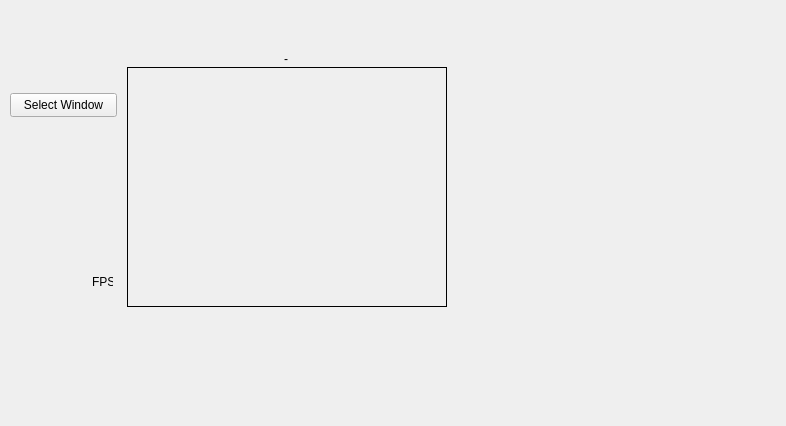
First picture: the form in res/design.ui, repository goth-uhaul/zdcurtain, before the edit.
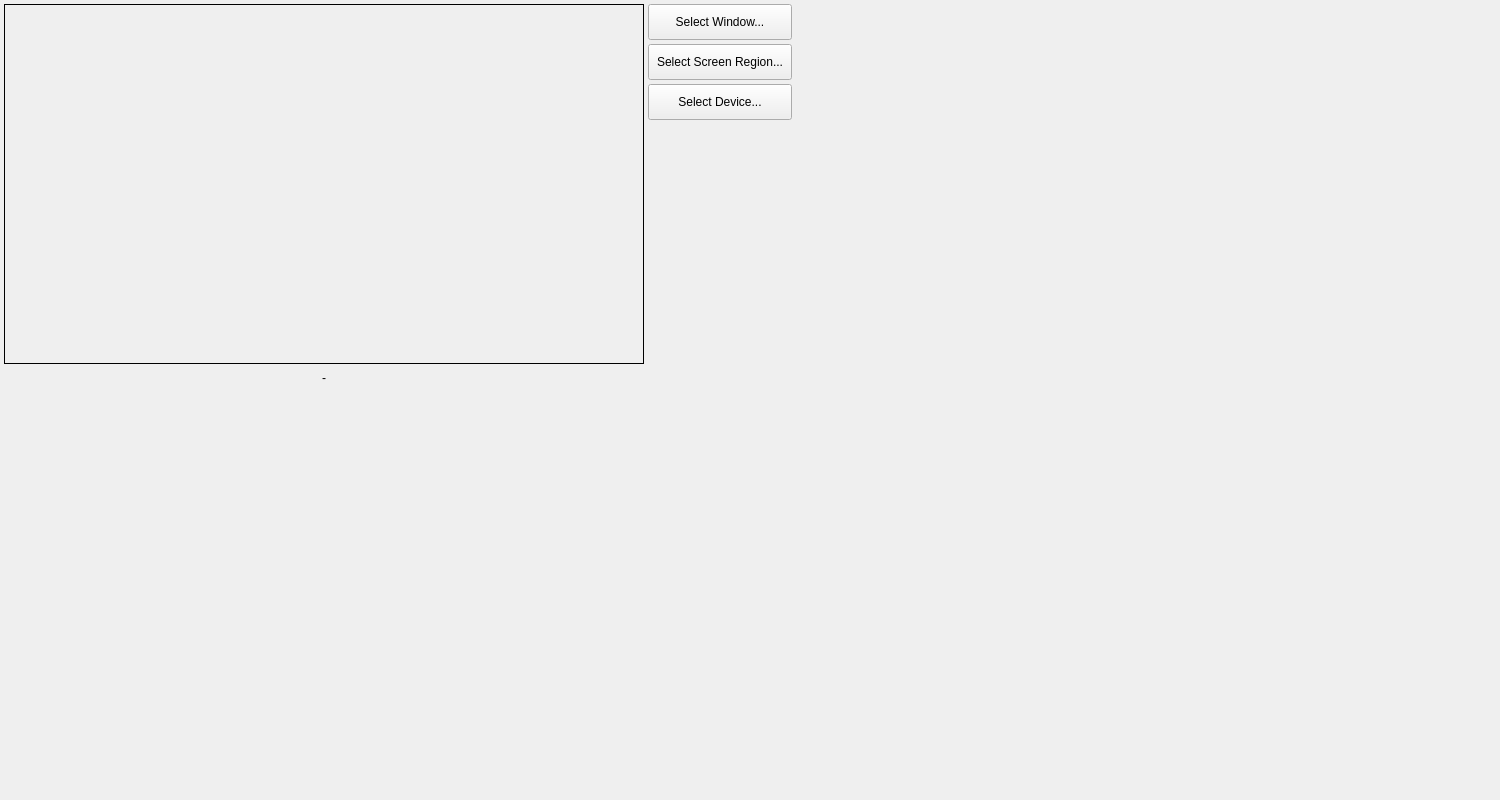
Second picture: the form after the edit.

```diff
--- a/res/design.ui
+++ b/res/design.ui
@@ -7,20 +7,20 @@
    <rect>
     <x>0</x>
     <y>0</y>
-    <width>786</width>
-    <height>426</height>
+    <width>1400</width>
+    <height>800</height>
    </rect>
   </property>
   <property name="minimumSize">
    <size>
-    <width>786</width>
-    <height>426</height>
+    <width>1500</width>
+    <height>800</height>
    </size>
   </property>
   <property name="maximumSize">
    <size>
-    <width>786</width>
-    <height>426</height>
+    <width>1500</width>
+    <height>800</height>
    </size>
   </property>
   <property name="font">
@@ -32,26 +32,13 @@
    <string>ZDCurtain</string>
   </property>
   <widget class="QWidget" name="central_widget">
-   <widget class="QLabel" name="fps_label">
-    <property name="geometry">
-     <rect>
-      <x>92</x>
-      <y>272</y>
-      <width>21</width>
-      <height>20</height>
-     </rect>
-    </property>
-    <property name="text">
-     <string>FPS</string>
-    </property>
-   </widget>
    <widget class="QLabel" name="live_image">
     <property name="geometry">
      <rect>
-      <x>127</x>
-      <y>67</y>
-      <width>320</width>
-      <height>240</height>
+      <x>4</x>
+      <y>4</y>
+      <width>640</width>
+      <height>360</height>
      </rect>
     </property>
     <property name="frameShape">
@@ -76,25 +63,57 @@
    <widget class="QPushButton" name="select_window_button">
     <property name="geometry">
      <rect>
-      <x>10</x>
-      <y>93</y>
-      <width>107</width>
-      <height>24</height>
+      <x>648</x>
+      <y>4</y>
+      <width>144</width>
+      <height>36</height>
      </rect>
     </property>
     <property name="focusPolicy">
      <enum>Qt::NoFocus</enum>
     </property>
     <property name="text">
-     <string>Select Window</string>
+     <string>Select Window...</string>
+    </property>
+   </widget>
+   <widget class="QPushButton" name="select_region_button">
+    <property name="geometry">
+     <rect>
+      <x>648</x>
+      <y>44</y>
+      <width>144</width>
+      <height>36</height>
+     </rect>
+    </property>
+    <property name="focusPolicy">
+     <enum>Qt::NoFocus</enum>
+    </property>
+    <property name="text">
+     <string>Select Screen Region...</string>
+    </property>
+   </widget>
+   <widget class="QPushButton" name="select_device_button">
+    <property name="geometry">
+     <rect>
+      <x>648</x>
+      <y>84</y>
+      <width>144</width>
+      <height>36</height>
+     </rect>
+    </property>
+    <property name="focusPolicy">
+     <enum>Qt::NoFocus</enum>
+    </property>
+    <property name="text">
+     <string>Select Device...</string>
     </property>
    </widget>
    <widget class="QLabel" name="capture_region_window_label">
     <property name="geometry">
      <rect>
-      <x>127</x>
-      <y>49</y>
-      <width>318</width>
+      <x>4</x>
+      <y>368</y>
+      <width>640</width>
       <height>20</height>
      </rect>
     </property>
```
